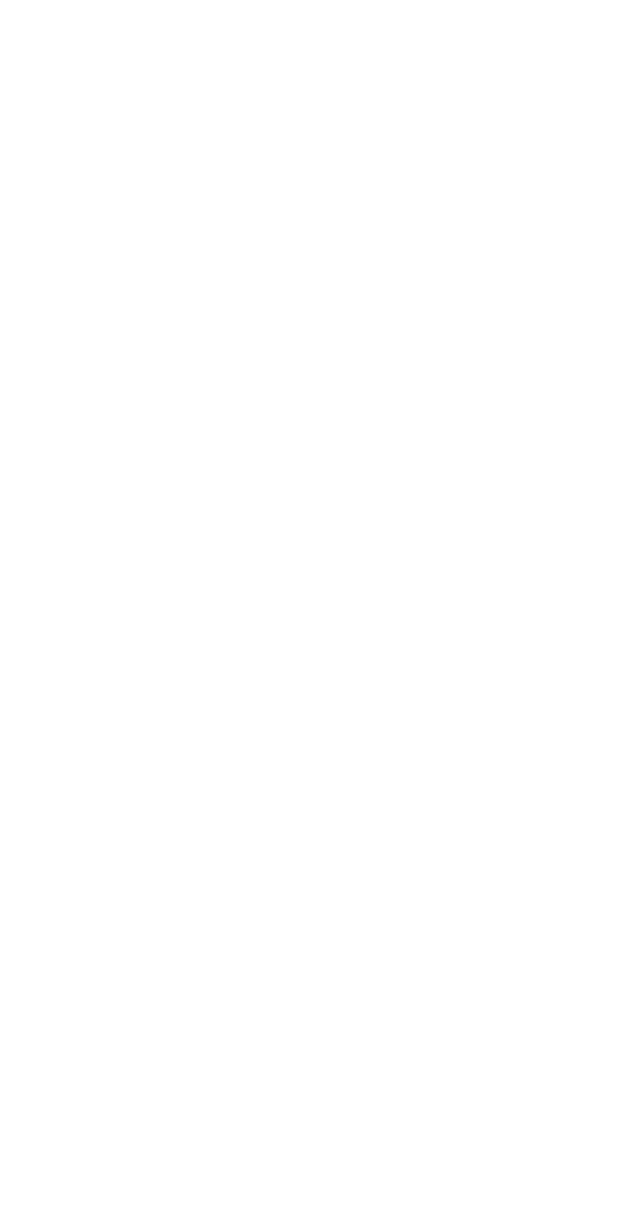
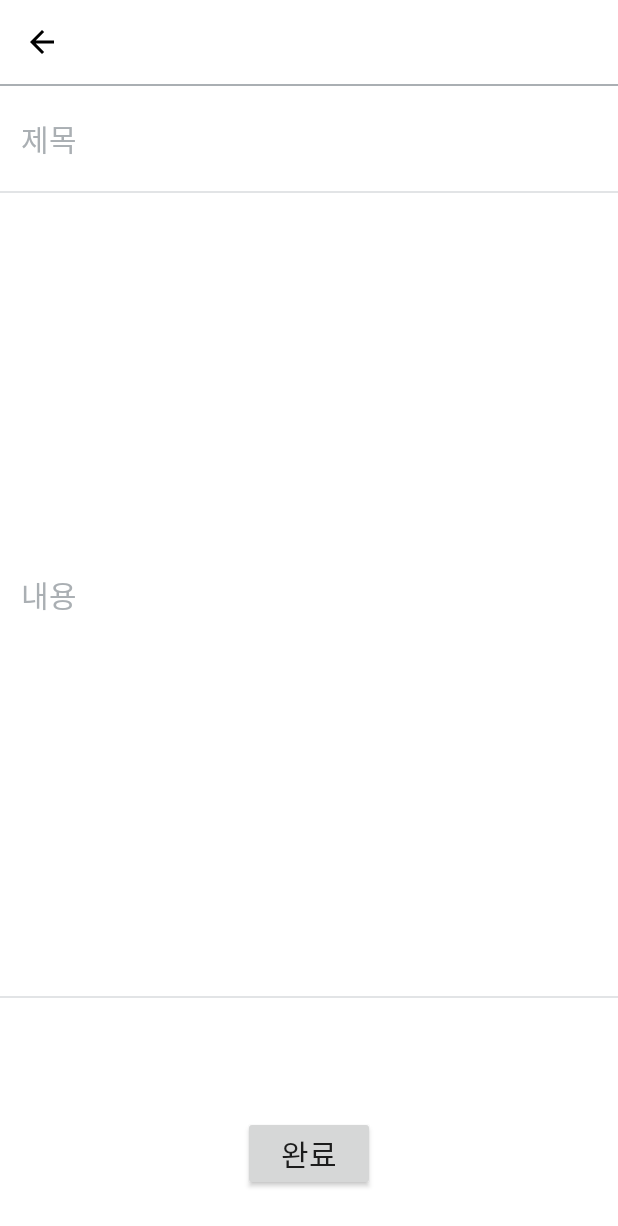
Before and after one commit to SSWU-OpenSource/OpenSource-Android, an Android app: the WriteActivity screen opened directly, with no data from a screen before it, on a phone screen of 412 x 824 dp. Before the commit the part shown is empty. Shown: the top 1226 px of the screen. Run offline under Robolectric (Android 15) with nearby library versions, the phone set to English and light mode, and no system bars; our stand-ins replace data binding.

Commit message:
[feature/#5] 글쓰기 뷰 및 로직 구현

```diff
--- a/app/src/main/java/com/subeenie/opensource_android/presentation/write/WriteActivity.kt
+++ b/app/src/main/java/com/subeenie/opensource_android/presentation/write/WriteActivity.kt
@@ -1,12 +1,31 @@
 package com.subeenie.opensource_android.presentation.write
 
+import android.content.Intent
 import androidx.appcompat.app.AppCompatActivity
 import android.os.Bundle
 import com.subeenie.opensource_android.R
+import com.subeenie.opensource_android.databinding.ActivityHomeBinding
+import com.subeenie.opensource_android.databinding.ActivityWriteBinding
+import com.subeenie.opensource_android.presentation.home.HomeActivity
 
 class WriteActivity : AppCompatActivity() {
+    private lateinit var binding: ActivityWriteBinding
     override fun onCreate(savedInstanceState: Bundle?) {
         super.onCreate(savedInstanceState)
-        setContentView(R.layout.activity_write)
+        binding = ActivityWriteBinding.inflate(layoutInflater)
+        setContentView(binding.root)
+        gotoBack()
     }
+
+    private fun gotoBack() {
+        binding.btnBack.setOnClickListener {
+            finish()
+        }
+        binding.btnComplete.setOnClickListener {
+            val intent = Intent(this, HomeActivity::class.java)
+            startActivity(intent)
+            finish()
+        }
+    }
+
 }
--- a/app/src/main/res/layout/activity_write.xml
+++ b/app/src/main/res/layout/activity_write.xml
@@ -1,9 +1,104 @@
 <?xml version="1.0" encoding="utf-8"?>
-<androidx.constraintlayout.widget.ConstraintLayout xmlns:android="http://schemas.android.com/apk/res/android"
+<layout xmlns:android="http://schemas.android.com/apk/res/android"
     xmlns:app="http://schemas.android.com/apk/res-auto"
-    xmlns:tools="http://schemas.android.com/tools"
-    android:layout_width="match_parent"
-    android:layout_height="match_parent"
-    tools:context=".presentation.write.WriteActivity">
+    xmlns:tools="http://schemas.android.com/tools">
 
-</androidx.constraintlayout.widget.ConstraintLayout>
+    <data>
+
+    </data>
+
+    <androidx.constraintlayout.widget.ConstraintLayout
+        android:layout_width="match_parent"
+
+        android:layout_height="match_parent"
+        tools:context=".presentation.write.WriteActivity">
+
+        <androidx.appcompat.widget.Toolbar
+            android:id="@+id/tb_title"
+            android:layout_width="match_parent"
+            android:layout_height="wrap_content"
+            android:backgroundTint="@color/sswu_grey_6"
+            android:paddingVertical="9dp"
+            app:layout_constraintEnd_toEndOf="parent"
+            app:layout_constraintStart_toStartOf="parent"
+            app:layout_constraintTop_toTopOf="parent">
+
+            <ImageButton
+                android:id="@+id/btn_back"
+                android:layout_width="wrap_content"
+                android:layout_height="wrap_content"
+                android:background="@android:color/transparent"
+                android:src="@drawable/ic_back" />
+        </androidx.appcompat.widget.Toolbar>
+
+
+        <View
+            android:id="@+id/line1"
+            android:layout_width="match_parent"
+            android:layout_height="1dp"
+            android:background="@color/sswu_grey_5"
+            app:layout_constraintEnd_toEndOf="parent"
+            app:layout_constraintStart_toStartOf="parent"
+            app:layout_constraintTop_toBottomOf="@id/tb_title" />
+
+        <EditText
+            android:id="@+id/et_title"
+            android:layout_width="match_parent"
+            android:layout_height="wrap_content"
+            android:background="@null"
+            android:hint="제목"
+            android:inputType="text"
+            android:paddingHorizontal="14dp"
+            android:paddingVertical="20dp"
+            android:textColor="@color/black"
+            android:textColorHint="@color/sswu_grey_5"
+            android:textFontWeight="500"
+            android:textSize="20sp"
+            app:layout_constraintTop_toBottomOf="@id/line1" />
+
+        <View
+            android:id="@+id/line3"
+            android:layout_width="match_parent"
+            android:layout_height="1dp"
+            android:background="@color/sswu_grey_3"
+            app:layout_constraintEnd_toEndOf="parent"
+            app:layout_constraintStart_toStartOf="parent"
+            app:layout_constraintTop_toBottomOf="@id/et_title" />
+
+        <EditText
+            android:id="@+id/et_content"
+            android:layout_width="match_parent"
+            android:layout_height="0dp"
+            android:layout_marginBottom="160dp"
+            android:background="@null"
+            android:hint="내용"
+            android:inputType="text"
+            android:paddingHorizontal="14dp"
+            android:textColor="@color/black"
+            android:textColorHint="@color/sswu_grey_5"
+            android:textFontWeight="500"
+            android:textSize="20sp"
+            app:layout_constraintBottom_toBottomOf="parent"
+            app:layout_constraintTop_toBottomOf="@id/line3" />
+
+        <View
+            android:id="@+id/line4"
+            android:layout_width="match_parent"
+            android:layout_height="1dp"
+            android:background="@color/sswu_grey_3"
+            app:layout_constraintEnd_toEndOf="parent"
+            app:layout_constraintStart_toStartOf="parent"
+            app:layout_constraintTop_toBottomOf="@id/et_content" />
+
+        <androidx.appcompat.widget.AppCompatButton
+            android:id="@+id/btn_complete"
+            android:layout_marginBottom="30dp"
+            android:layout_width="wrap_content"
+            android:textSize="20dp"
+            android:text="완료"
+            android:layout_height="wrap_content"
+            app:layout_constraintBottom_toBottomOf="parent"
+            app:layout_constraintEnd_toEndOf="parent"
+            app:layout_constraintStart_toStartOf="parent" />
+    </androidx.constraintlayout.widget.ConstraintLayout>
+</layout>
```
